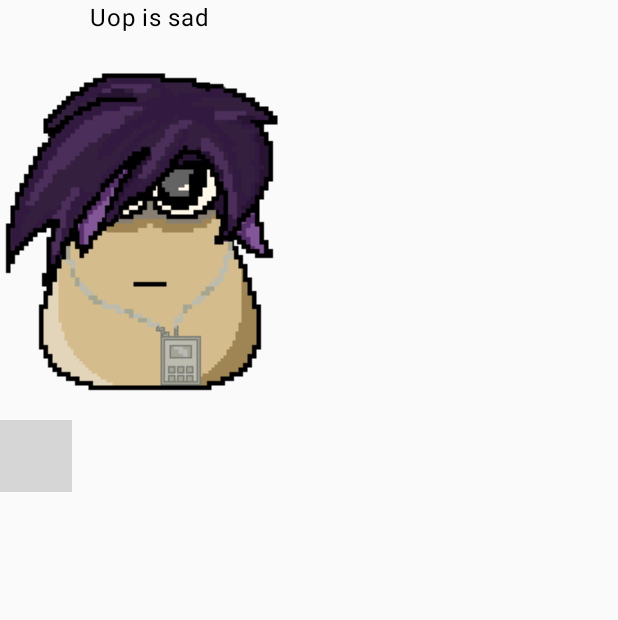
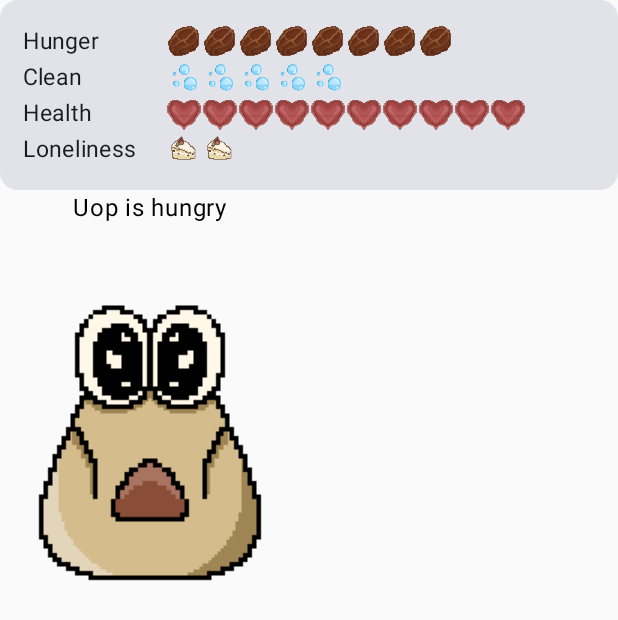
Before and after one commit to nathanpc/iade-games-uop, an Android app built with Jetpack Compose: the screen it shows after launch (MainActivity), on a phone screen of 412 x 824 dp. Shown: the top 620 px of the screen. Run offline under Robolectric (Android 15) with nearby library versions, the phone set to English and light mode, and no system bars; grey boxes are pictures that could not be loaded.

Commit message:
Created the StatsCard for the game

```diff
--- a/app/src/main/java/pt/iade/games/uop/MainActivity.kt
+++ b/app/src/main/java/pt/iade/games/uop/MainActivity.kt
@@ -38,8 +38,8 @@ class MainActivity : ComponentActivity() {
 @Composable
 fun MainView() {
     Column {
-        Character(state = "sad")
         StatsCard()
+        Character(state = "hungry")
     }
 }
 
--- /dev/null
+++ b/app/src/main/java/pt/iade/games/uop/ui/components/StatsCard.kt
@@ -0,0 +1,87 @@
+package pt.iade.games.uop.ui.components
+
+import androidx.annotation.DrawableRes
+import androidx.compose.foundation.Image
+import androidx.compose.foundation.layout.Column
+import androidx.compose.foundation.layout.Row
+import androidx.compose.foundation.layout.fillMaxHeight
+import androidx.compose.foundation.layout.fillMaxWidth
+import androidx.compose.foundation.layout.height
+import androidx.compose.foundation.layout.padding
+import androidx.compose.foundation.layout.width
+import androidx.compose.material3.Card
+import androidx.compose.material3.Text
+import androidx.compose.runtime.Composable
+import androidx.compose.ui.Modifier
+import androidx.compose.ui.draw.scale
+import androidx.compose.ui.res.painterResource
+import androidx.compose.ui.tooling.preview.Preview
+import androidx.compose.ui.unit.dp
+import androidx.compose.ui.unit.sp
+import pt.iade.games.uop.R
+import pt.iade.games.uop.ui.theme.UopTheme
+
+@Composable
+fun StatRow(
+    state: String,
+    value: Int,
+    @DrawableRes icon: Int
+) {
+    Row {
+        Text(
+            text = state,
+            fontSize = 15.sp,
+            modifier = Modifier
+                .padding(end = 10.dp)
+                .width(width = 85.dp)
+        )
+
+        for (i in 1..value) {
+            Image(
+                painter = painterResource(icon),
+                contentDescription = value.toString(),
+                modifier = Modifier.height(24.dp)
+            )
+        }
+    }
+}
+
+@Composable
+fun StatsCard() {
+    Card(
+        modifier = Modifier.fillMaxWidth()
+    ) {
+        Column(
+            modifier = Modifier.padding(15.dp)
+        ) {
+            StatRow(
+                state = "Hunger",
+                value = 8,
+                icon = R.drawable.stat_steak
+            )
+            StatRow(
+                state = "Clean",
+                value = 5,
+                icon = R.drawable.stat_clean
+            )
+            StatRow(
+                state = "Health",
+                value = 10,
+                icon = R.drawable.stat_health
+            )
+            StatRow(
+                state = "Loneliness",
+                value = 2,
+                icon = R.drawable.stat_cake
+            )
+        }
+    }
+}
+
+@Composable
+@Preview(showBackground = false)
+fun StatsCardPreview() {
+    UopTheme {
+        StatsCard()
+    }
+}
```
Also changed, not shown: app/src/main/res/drawable/stat_cake.png (added), app/src/main/res/drawable/stat_clean.png (added), app/src/main/res/drawable/stat_health.png (added), app/src/main/res/drawable/stat_steak.png (added), app/src/main/res/drawable/stat_veggie.png (added).
